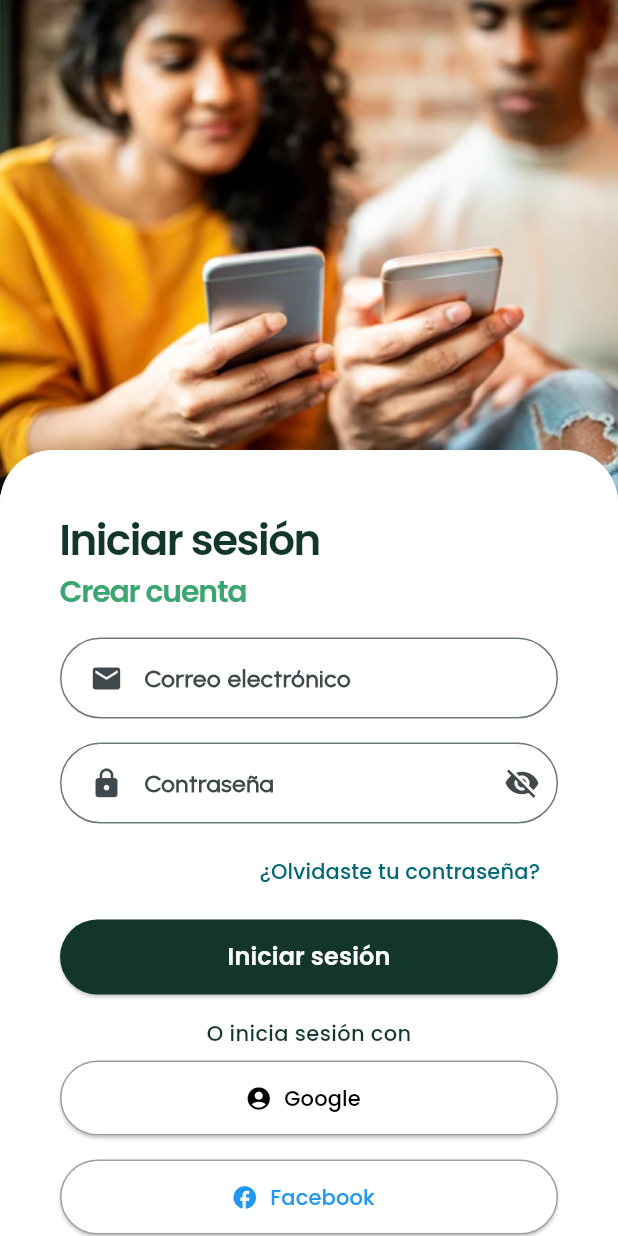
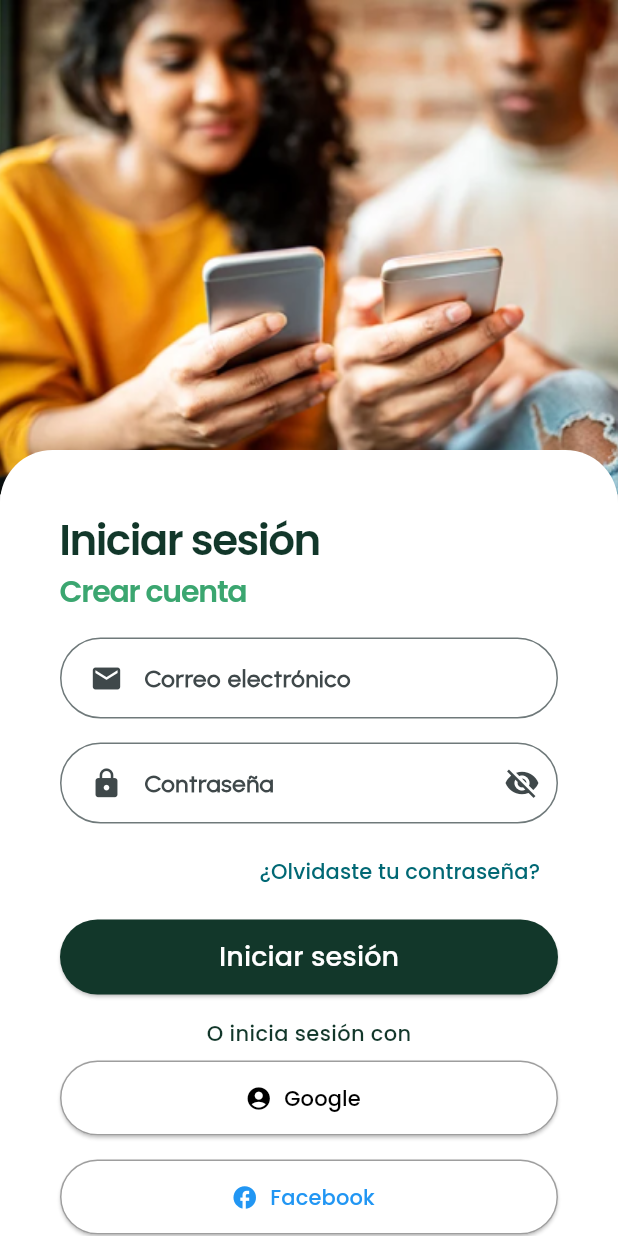
Before and after one commit to spricew/Keidot-Project, a Flutter app: the LoginPage screen opened directly, on a phone screen of 412 x 824 dp. Run offline on Flutter 3.47's test engine with Material 3 defaults, Android fonts, the phone set to English and light mode, and no system bars.

Commit message:
corecion de overflow

```diff
--- a/lib/presentation/screens/register_screen.dart
+++ b/lib/presentation/screens/register_screen.dart
@@ -12,6 +12,7 @@ class RegisterScreen extends StatelessWidget {
   @override
   Widget build(BuildContext context) {
     return Scaffold(
+      resizeToAvoidBottomInset: false,
       appBar: CustomAppBar(
         title: 'Registrarse',
         toolbarHeight: 125,
@@ -29,7 +30,7 @@ class RegisterScreen extends StatelessWidget {
           padding: const EdgeInsets.symmetric(horizontal: 40, vertical: 80),
           child: Column(
             children: [
-              CustomInput(
+              const CustomInput(
                 labelText: 'Usuario',
                 prefixIcon: Icons.people,
               ),
@@ -40,7 +41,7 @@ class RegisterScreen extends StatelessWidget {
                 controller: emailController,
               ),
               const SizedBox(height: 18),
-              CustomInput(
+              const CustomInput(
                 labelText: 'Teléfono',
                 prefixIcon: Icons.phone,
               ),
--- a/lib/widgets/custom_button.dart
+++ b/lib/widgets/custom_button.dart
@@ -32,8 +32,8 @@ class CustomButton extends StatelessWidget {
       child: Text(
         text,
         style: const TextStyle(
-          fontSize: 16,
-          fontWeight: FontWeight.bold,
+          fontSize: 18,
+          fontWeight: FontWeight.w500,
           fontFamily: 'Poppins',
         ),
       ),
```
